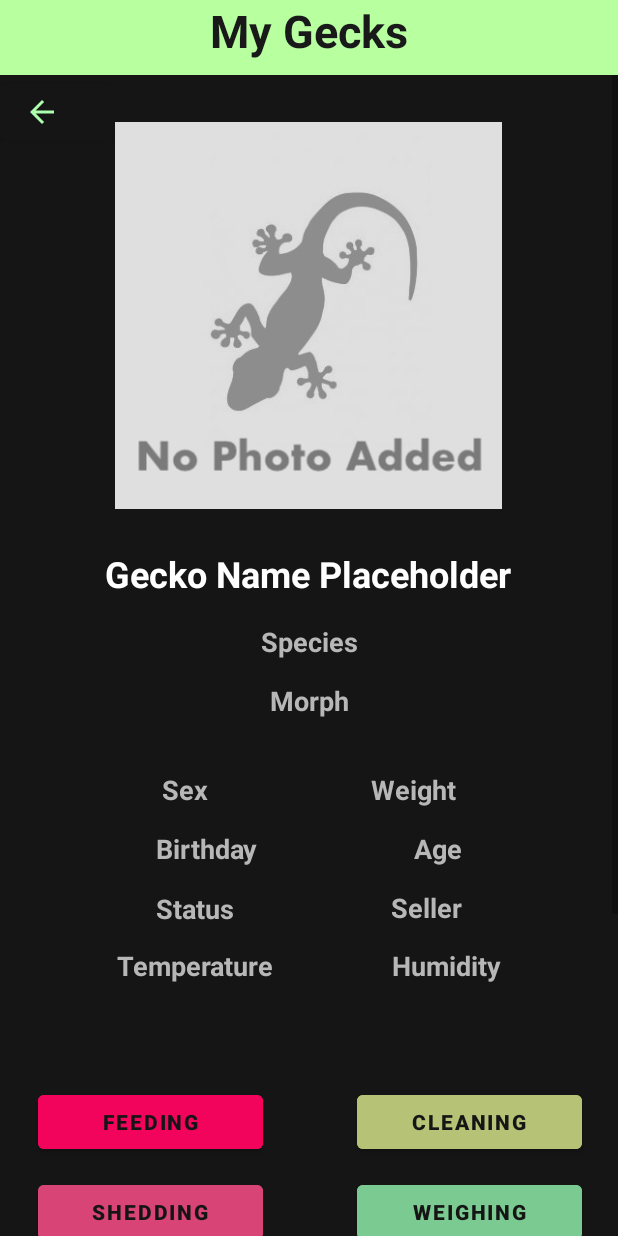
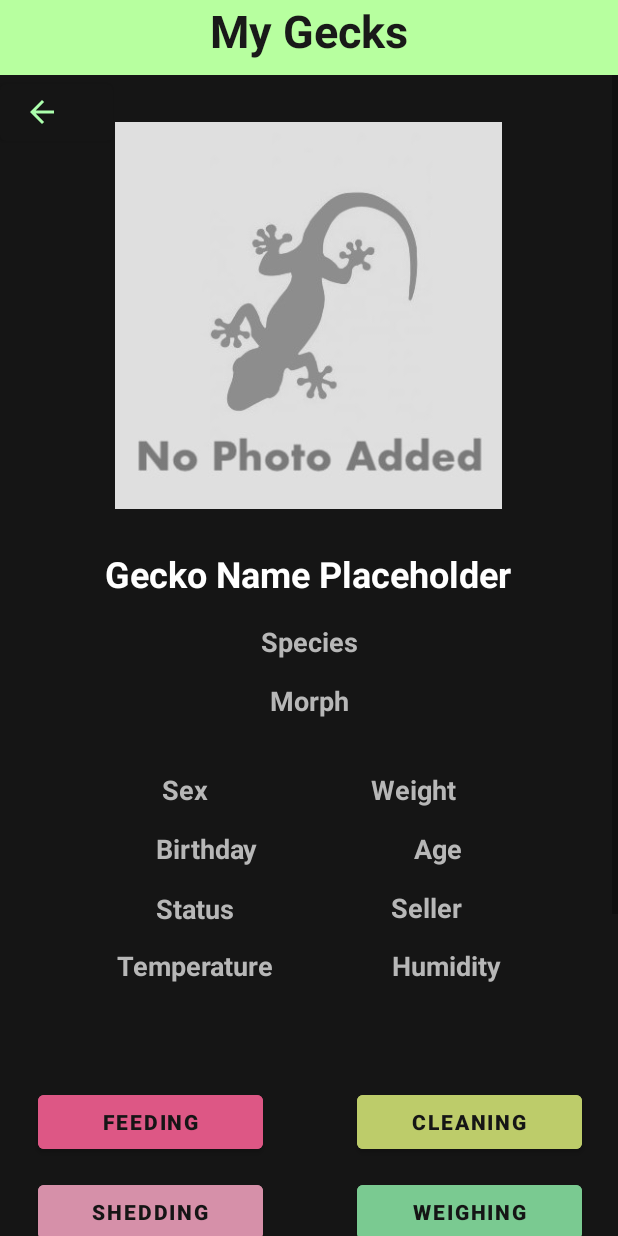
Before and after one commit to avillarreal99/GeckTrack, an Android app: the fragment_selected_gecko screen opened through its navigation route, on a phone screen of 412 x 824 dp. Run offline under Robolectric (Android 15) with nearby library versions, the phone set to English and light mode, and no system bars; our stand-ins replace navigation-ui; pictures from the network do not load; 16 statements that could not run were skipped.

Commit message:
-Events on Event Page now show a circle with the corresponding event type. -Changed feeding color

```diff
--- a/app/src/main/res/values/colors.xml
+++ b/app/src/main/res/values/colors.xml
@@ -18,11 +18,11 @@
     <color name="delete_color">#FB8A8A</color>
 
     <!-- Category Button colors -->
-    <color name="feeding">#f3045c</color>
-    <color name="shedding">#D84476</color>
-    <color name="appointment">#ef8587</color>
-    <color name="breeding">#ffbb93</color>
-    <color name="cleaning">#b6c275</color>
+    <color name="feeding">#DD5785</color>
+    <color name="shedding">#D690A9</color>
+    <color name="appointment">#EC9870</color>
+    <color name="breeding">#FFD793</color>
+    <color name="cleaning">#BDCC6A</color>
     <color name="weighing">#7aca91</color>
     <color name="health">#99C1D6</color>
     <color name="other">#8b7b96</color>
```
Also changed, not shown: app/src/main/java/com/example/gecktrack/ui/calendar/fragment_selected_day.java (+56 -3 lines).
